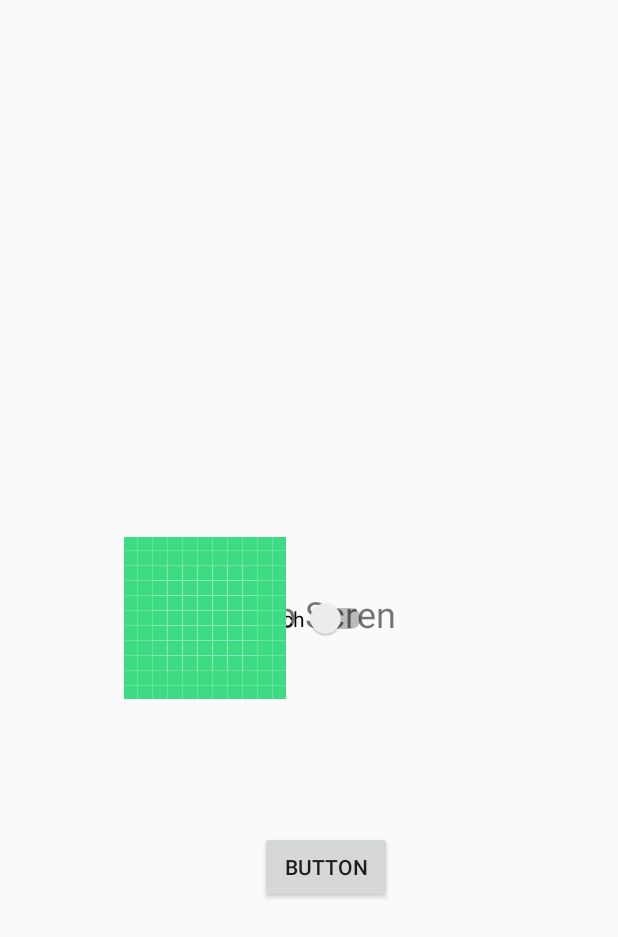
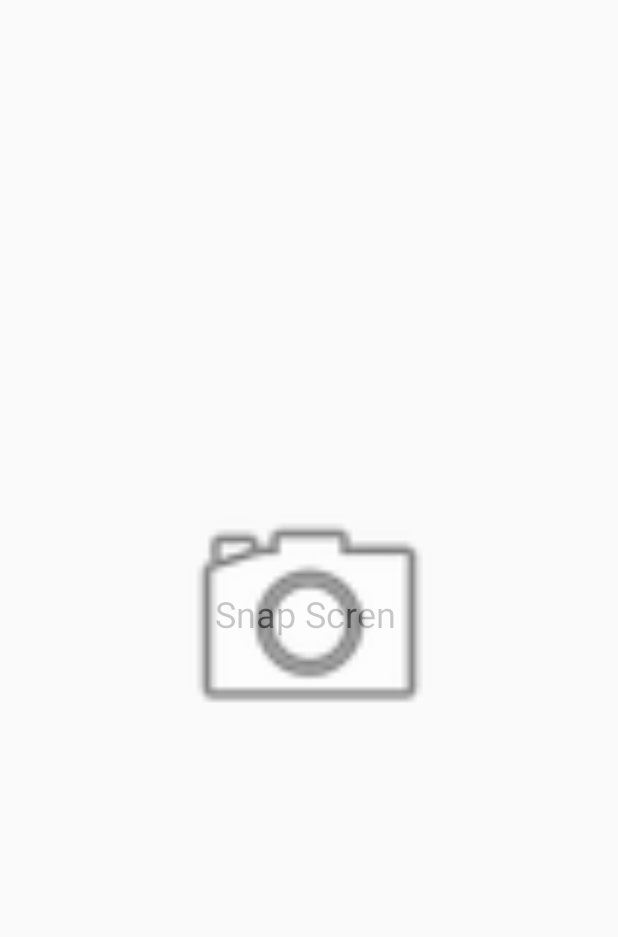
Before and after one commit to Anandhiswankar/fitness_app, an Android app: the layout activity_main.xml on its own in the app's theme, with its tools: preview values and no code run, on a phone screen of 412 x 824 dp. Shown: the top 937 px of the screen. Run offline under Robolectric (Android 15) with nearby library versions, the phone set to English and light mode, and no system bars.

Commit message:
added snap screen

```diff
--- a/app/src/main/java/com/ananddevelopment/fitness_care/MainActivity.java
+++ b/app/src/main/java/com/ananddevelopment/fitness_care/MainActivity.java
@@ -1,5 +1,8 @@
 package com.ananddevelopment.fitness_care;
 
+import android.content.Intent;
+import android.os.Handler;
+import android.support.annotation.IntRange;
 import android.support.v7.app.AppCompatActivity;
 import android.os.Bundle;
 import android.view.View;
@@ -11,12 +14,20 @@ import android.widget.Toast;
 import org.w3c.dom.Text;
 
 public class MainActivity extends AppCompatActivity {
+    private static  final int splash=2000;
 
 
     @Override
     protected void onCreate(Bundle savedInstanceState) {
         super.onCreate(savedInstanceState);
         setContentView(R.layout.activity_main);
+        new Handler().postDelayed(new Runnable() {
+            @Override
+            public void run() {
+                Intent intent=new Intent(MainActivity.this,Home_page.class);
+                startActivity(intent);
+            }
+        },splash);
 
 
 
--- /dev/null
+++ b/app/src/main/res/drawable/ic_android_black_24dp.xml
@@ -0,0 +1,5 @@
+<vector android:height="24dp" android:tint="#ABA684"
+    android:viewportHeight="24.0" android:viewportWidth="24.0"
+    android:width="24dp" xmlns:android="http://schemas.android.com/apk/res/android">
+    <path android:fillColor="#FF000000" android:pathData="M6,18c0,0.55 0.45,1 1,1h1v3.5c0,0.83 0.67,1.5 1.5,1.5s1.5,-0.67 1.5,-1.5L11,19h2v3.5c0,0.83 0.67,1.5 1.5,1.5s1.5,-0.67 1.5,-1.5L16,19h1c0.55,0 1,-0.45 1,-1L18,8L6,8v10zM3.5,8C2.67,8 2,8.67 2,9.5v7c0,0.83 0.67,1.5 1.5,1.5S5,17.33 5,16.5v-7C5,8.67 4.33,8 3.5,8zM20.5,8c-0.83,0 -1.5,0.67 -1.5,1.5v7c0,0.83 0.67,1.5 1.5,1.5s1.5,-0.67 1.5,-1.5v-7c0,-0.83 -0.67,-1.5 -1.5,-1.5zM15.53,2.16l1.3,-1.3c0.2,-0.2 0.2,-0.51 0,-0.71 -0.2,-0.2 -0.51,-0.2 -0.71,0l-1.48,1.48C13.85,1.23 12.95,1 12,1c-0.96,0 -1.86,0.23 -2.66,0.63L7.85,0.15c-0.2,-0.2 -0.51,-0.2 -0.71,0 -0.2,0.2 -0.2,0.51 0,0.71l1.31,1.31C6.97,3.26 6,5.01 6,7h12c0,-1.99 -0.97,-3.75 -2.47,-4.84zM10,5L9,5L9,4h1v1zM15,5h-1L14,4h1v1z"/>
+</vector>
--- a/app/src/main/res/layout/activity_main.xml
+++ b/app/src/main/res/layout/activity_main.xml
@@ -23,38 +23,15 @@
             app:layout_constraintRight_toRightOf="parent"
             app:layout_constraintTop_toTopOf="parent" />
 
-        <Switch
-            android:id="@+id/switch1"
-            android:layout_width="wrap_content"
-            android:layout_height="wrap_content"
-            android:text="Switch"
+        <ImageView
+            android:id="@+id/imageView2"
+            android:layout_width="187dp"
+            android:layout_height="314dp"
             app:layout_constraintBottom_toBottomOf="parent"
             app:layout_constraintEnd_toEndOf="parent"
             app:layout_constraintStart_toStartOf="parent"
-            app:layout_constraintTop_toTopOf="parent" />
-
-        <Button
-            android:id="@+id/button"
-            android:layout_width="wrap_content"
-            android:layout_height="wrap_content"
-            android:text="Button"
-            app:layout_constraintBottom_toBottomOf="parent"
-            app:layout_constraintEnd_toEndOf="parent"
-            app:layout_constraintHorizontal_bias="0.535"
-            app:layout_constraintStart_toStartOf="parent"
             app:layout_constraintTop_toTopOf="parent"
-            app:layout_constraintVertical_bias="0.714" />
-
-        <ImageView
-            android:id="@+id/imageView"
-            android:layout_width="wrap_content"
-            android:layout_height="wrap_content"
-            app:layout_constraintBottom_toBottomOf="parent"
-            app:layout_constraintEnd_toEndOf="parent"
-            app:layout_constraintHorizontal_bias="0.273"
-            app:layout_constraintStart_toStartOf="parent"
-            app:layout_constraintTop_toTopOf="parent"
-            app:srcCompat="@drawable/ic_launcher_background" />
+            app:srcCompat="@android:drawable/ic_menu_camera" />
 
     </android.support.constraint.ConstraintLayout>
 
--- a/app/src/main/res/values/styles.xml
+++ b/app/src/main/res/values/styles.xml
@@ -1,7 +1,7 @@
 <resources>
 
     <!-- Base application theme. -->
-    <style name="AppTheme" parent="Theme.AppCompat.Light.DarkActionBar">
+    <style name="AppTheme" parent="Theme.AppCompat.Light.NoActionBar">
         <!-- Customize your theme here. -->
         <item name="colorPrimary">@color/colorPrimary</item>
         <item name="colorPrimaryDark">@color/colorPrimaryDark</item>
```
